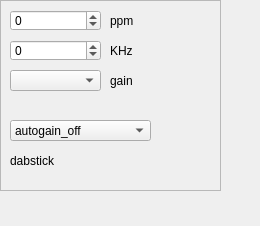
Before: the Qt Designer form devices/rtlsdr-handler/rtlsdr-widget.ui in JvanKatwijk/qt-dab, drawn with Qt 5.
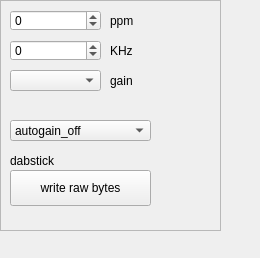
After: the same form once the commit is applied.

```diff
--- a/devices/rtlsdr-handler/rtlsdr-widget.ui
+++ b/devices/rtlsdr-handler/rtlsdr-widget.ui
@@ -7,7 +7,7 @@
     <x>0</x>
     <y>0</y>
     <width>260</width>
-    <height>226</height>
+    <height>258</height>
    </rect>
   </property>
   <property name="windowTitle">
@@ -19,7 +19,7 @@
      <x>0</x>
      <y>0</y>
      <width>221</width>
-     <height>191</height>
+     <height>231</height>
     </rect>
    </property>
    <property name="frameShape">
@@ -142,6 +142,19 @@
      </property>
     </item>
    </widget>
+   <widget class="QPushButton" name="dumpButton">
+    <property name="geometry">
+     <rect>
+      <x>10</x>
+      <y>170</y>
+      <width>141</width>
+      <height>36</height>
+     </rect>
+    </property>
+    <property name="text">
+     <string>write raw bytes</string>
+    </property>
+   </widget>
   </widget>
  </widget>
  <resources/>
```
